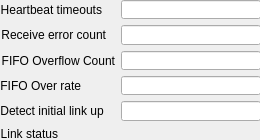
This is ui/EVR/G_EVR_VME_base-link-status.ui in epics-modules/mrfioc2 as Qt 5 draws it before an edit. The edited form follows.
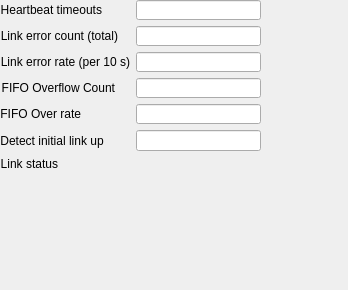
This is the edited form. Custom widgets are drawn as their Qt base class.

Commit message: [COSYLAB-164] added link error rate (errors per 10 sec)

What changed in the file:
```diff
--- a/ui/EVR/G_EVR_VME_base-link-status.ui
+++ b/ui/EVR/G_EVR_VME_base-link-status.ui
@@ -6,8 +6,8 @@
    <rect>
     <x>0</x>
     <y>0</y>
-    <width>260</width>
-    <height>140</height>
+    <width>348</width>
+    <height>290</height>
    </rect>
   </property>
   <property name="windowTitle">
@@ -19,7 +19,7 @@
      <x>0</x>
      <y>0</y>
      <width>261</width>
-     <height>141</height>
+     <height>171</height>
     </rect>
    </property>
    <layout class="QFormLayout" name="formLayout">
@@ -49,7 +49,7 @@
     <item row="1" column="0">
      <widget class="QLabel" name="label_18">
       <property name="text">
-       <string>Receive error count</string>
+       <string>Link error count (total)</string>
       </property>
       <property name="alignment">
        <set>Qt::AlignRight|Qt::AlignTrailing|Qt::AlignVCenter</set>
@@ -63,7 +63,7 @@
       </property>
      </widget>
     </item>
-    <item row="2" column="0">
+    <item row="3" column="0">
      <widget class="QLabel" name="label_19">
       <property name="text">
        <string>FIFO Overflow Count</string>
@@ -73,7 +73,7 @@
       </property>
      </widget>
     </item>
-    <item row="2" column="1">
+    <item row="3" column="1">
      <widget class="caLineEdit" name="calineedit_8">
       <property name="toolTip">
        <string>The number of hardware event buffer overflows.</string>
@@ -83,7 +83,7 @@
       </property>
      </widget>
     </item>
-    <item row="3" column="0">
+    <item row="4" column="0">
      <widget class="QLabel" name="label_20">
       <property name="text">
        <string>FIFO Over rate</string>
@@ -93,7 +93,7 @@
       </property>
      </widget>
     </item>
-    <item row="3" column="1">
+    <item row="4" column="1">
      <widget class="caLineEdit" name="calineedit_9">
       <property name="toolTip">
        <string>Overflows in all of the per-event software buffers. This indicates that the period between successive events is shorter then the runtime of the code that it causes.</string>
@@ -103,7 +103,7 @@
       </property>
      </widget>
     </item>
-    <item row="4" column="0">
+    <item row="5" column="0">
      <widget class="QLabel" name="label_21">
       <property name="text">
        <string>Detect initial link up </string>
@@ -116,14 +116,14 @@
       </property>
      </widget>
     </item>
-    <item row="4" column="1">
+    <item row="5" column="1">
      <widget class="caLineEdit" name="calineedit_10">
       <property name="channel" stdset="0">
        <string notr="true">$(EVR):Link-Init-FO_</string>
       </property>
      </widget>
     </item>
-    <item row="5" column="0">
+    <item row="6" column="0">
      <widget class="QLabel" name="label_17">
       <property name="text">
        <string>Link status</string>
@@ -133,13 +133,30 @@
       </property>
      </widget>
     </item>
+    <item row="2" column="0">
+     <widget class="QLabel" name="label_22">
+      <property name="text">
+       <string>Link error rate (per 10 s)</string>
+      </property>
+      <property name="alignment">
+       <set>Qt::AlignRight|Qt::AlignTrailing|Qt::AlignVCenter</set>
+      </property>
+     </widget>
+    </item>
+    <item row="2" column="1">
+     <widget class="caLineEdit" name="calineedit_11">
+      <property name="channel" stdset="0">
+       <string notr="true">$(EVR):Cnt-RxErr-Rate_</string>
+      </property>
+     </widget>
+    </item>
    </layout>
   </widget>
   <widget class="caLed" name="caled">
    <property name="geometry">
     <rect>
-     <x>140</x>
-     <y>115</y>
+     <x>160</x>
+     <y>140</y>
      <width>20</width>
      <height>20</height>
     </rect>
```
The commit also changes 3 other files.
